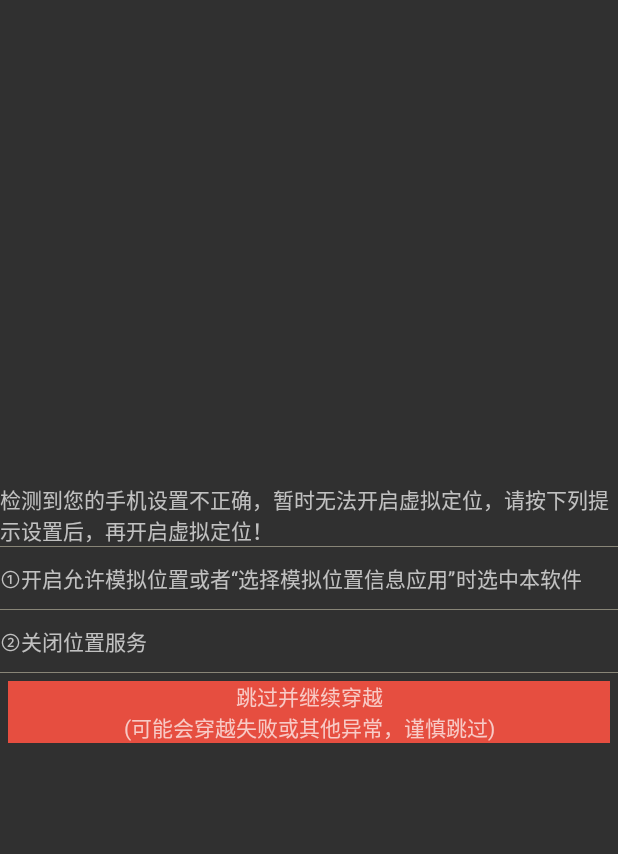
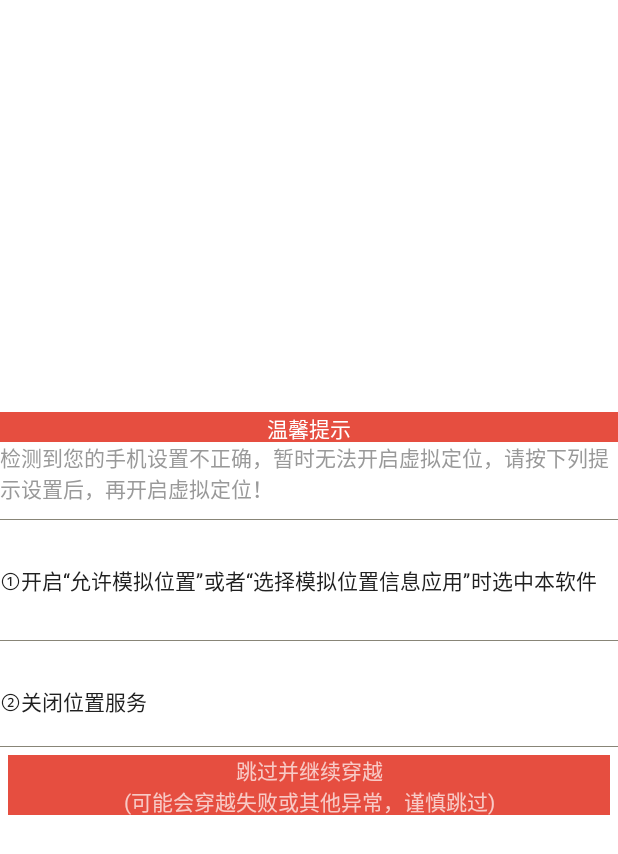
Before and after one commit to hackwind/LocationSimulator, an Android app: the layout fragment_setting_dialog.xml on its own in the app's theme, with its tools: preview values and no code run, on a phone screen of 412 x 824 dp. Shown: the top 854 px of the screen. Run offline under Robolectric (Android 15) with nearby library versions, the phone set to English and light mode, and no system bars.

Commit message:
modify dialog UI

```diff
--- a/app/src/main/java/com/tonyhu/location/fragment/SettingUpDialog.java
+++ b/app/src/main/java/com/tonyhu/location/fragment/SettingUpDialog.java
@@ -51,7 +51,7 @@ public class SettingUpDialog extends DialogFragment {
                 break;
             case 1:
                 result1.setText(R.string.fast_setting);
-                result1.setTextColor(Color.rgb(255,0,0));
+                result1.setTextColor(Color.RED);
 
                 result2.setText(R.string.setting_right);
                 result2.setTextColor(Color.rgb(153,217,234));
@@ -61,16 +61,17 @@ public class SettingUpDialog extends DialogFragment {
                 result1.setTextColor(Color.rgb(153,217,234));
 
                 result2.setText(R.string.fast_setting);
-                result2.setTextColor(Color.rgb(255,0,0));
+                result2.setTextColor(Color.RED);
                 break;
             case 3:
                 result1.setText(R.string.fast_setting);
-                result1.setTextColor(Color.rgb(255,0,0));
+                result1.setTextColor(Color.RED);
 
                 result2.setText(R.string.fast_setting);
-                result2.setTextColor(Color.rgb(255,0,0));
+                result2.setTextColor(Color.RED);
                 break;
         }
+
         builder.setView(view);
         return builder.create();
     }
--- a/app/src/main/res/layout/fragment_setting_dialog.xml
+++ b/app/src/main/res/layout/fragment_setting_dialog.xml
@@ -4,48 +4,64 @@
     android:layout_height="match_parent"
     android:layout_gravity="center"
     android:gravity="center"
+    android:background="@android:color/white"
     android:orientation="vertical">
+    <TextView
+        android:layout_width="match_parent"
+        android:layout_height="20dp"
+        android:background="@color/color_primary"
+        android:text="@string/dialog_title"
+        android:textColor="@android:color/white"
+        android:gravity="center"/>
     <TextView
         android:layout_width="match_parent"
         android:layout_height="wrap_content"
         android:maxLines="2"
+        android:textColor="@color/hint_color"
         android:text="@string/setting_tip"/>
     <View
         android:layout_width="match_parent"
         android:layout_height="1px"
-        android:background="@color/main_title_normal"/>
+        android:background="@color/main_title_normal"
+        android:layout_marginTop="10dp"
+        android:layout_marginBottom="10dp"/>
     <LinearLayout
         android:id="@+id/layout_setting1"
         android:layout_width="match_parent"
-        android:layout_height="wrap_content"
-        android:layout_marginTop="10dp"
-        android:layout_marginBottom="10dp">
+        android:layout_height="60dp"
+        android:gravity="center_vertical"
+        >
         <TextView
             android:layout_width="wrap_content"
             android:layout_height="wrap_content"
+            android:textColor="@color/detail_title"
             android:text="@string/open_mock_app"/>
         <TextView
             android:id="@+id/result_setting1"
             android:layout_width="wrap_content"
+            android:textColor="@color/detail_title"
             android:layout_height="wrap_content" />
     </LinearLayout>
     <View
         android:layout_width="match_parent"
         android:layout_height="1px"
-        android:background="@color/main_title_normal"/>
+        android:background="@color/main_title_normal"
+        android:layout_marginTop="10dp"
+        android:layout_marginBottom="10dp"/>
     <LinearLayout
         android:id="@+id/layout_setting2"
         android:layout_width="match_parent"
-        android:layout_height="wrap_content"
-        android:layout_marginTop="10dp"
-        android:layout_marginBottom="10dp">
+        android:layout_height="60dp"
+        android:gravity="center_vertical">
         <TextView
             android:layout_width="wrap_content"
             android:layout_height="wrap_content"
+            android:textColor="@color/detail_title"
             android:text="@string/close_postion_service"/>
         <TextView
             android:id="@+id/result_setting2"
             android:layout_width="wrap_content"
+            android:textColor="@color/detail_title"
             android:layout_height="wrap_content" />
     </LinearLayout>
     <View
@@ -55,7 +71,7 @@
     <TextView
         android:id="@+id/btn_i_known"
         android:layout_width="match_parent"
-        android:layout_height="wrap_content"
+        android:layout_height="40dp"
         android:background="@color/color_primary"
         android:gravity="center"
         android:layout_margin="5dp"
--- a/app/src/main/res/values/strings.xml
+++ b/app/src/main/res/values/strings.xml
@@ -45,7 +45,8 @@
     <string name="setting_tip">检测到您的手机设置不正确，暂时无法开启虚拟定位，请按下列提示设置后，再开启虚拟定位！</string>
     <string name="setting_alert">跳过并继续穿越\n(可能会穿越失败或其他异常，谨慎跳过)</string>
     <string name="close_postion_service">②关闭"位置服务"</string>
-    <string name="open_mock_app">①开启"允许模拟位置"或者“选择模拟位置信息应用”时选中本软件</string>
+    <string name="open_mock_app">①开启“允许模拟位置”或者“选择模拟位置信息应用”时选中本软件</string>
     <string name="fast_setting">×(点击我进行设置)</string>
     <string name="setting_right">√(此处设置正确)</string>
+    <string name="dialog_title">温馨提示</string>
 </resources>
```
